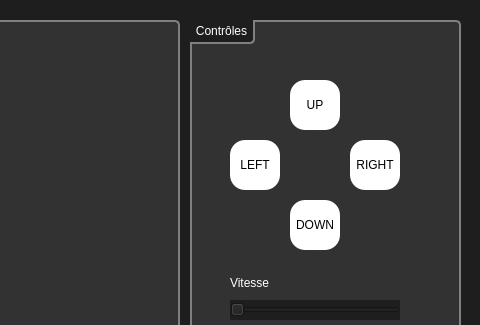
Qt form QtApp/QtApp/QtApp.ui (clementballot38/WifiBot) before a commit; both pictures show x 340 to 820 and y 0 to 325 of the 820 by 570 pixel window.
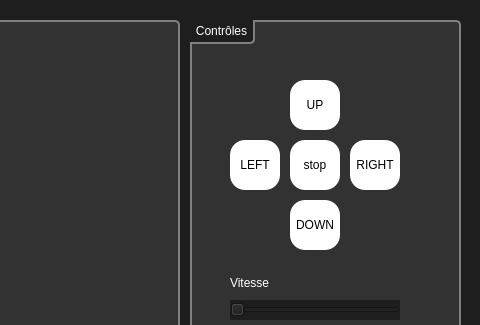
The same form after that commit.

```diff
--- a/QtApp/QtApp/QtApp.ui
+++ b/QtApp/QtApp/QtApp.ui
@@ -219,6 +219,27 @@
      <string>Vitesse</string>
     </property>
    </widget>
+   <widget class="QPushButton" name="stop">
+    <property name="geometry">
+     <rect>
+      <x>100</x>
+      <y>120</y>
+      <width>50</width>
+      <height>50</height>
+     </rect>
+    </property>
+    <property name="cursor">
+     <cursorShape>OpenHandCursor</cursorShape>
+    </property>
+    <property name="styleSheet">
+     <string notr="true">color: black;
+background: white;
+border-radius: 15px;</string>
+    </property>
+    <property name="text">
+     <string>stop</string>
+    </property>
+   </widget>
   </widget>
   <widget class="QGroupBox" name="infos">
    <property name="geometry">
```
Left out of the diff: 6 changed lines with no effect on the pictures.
